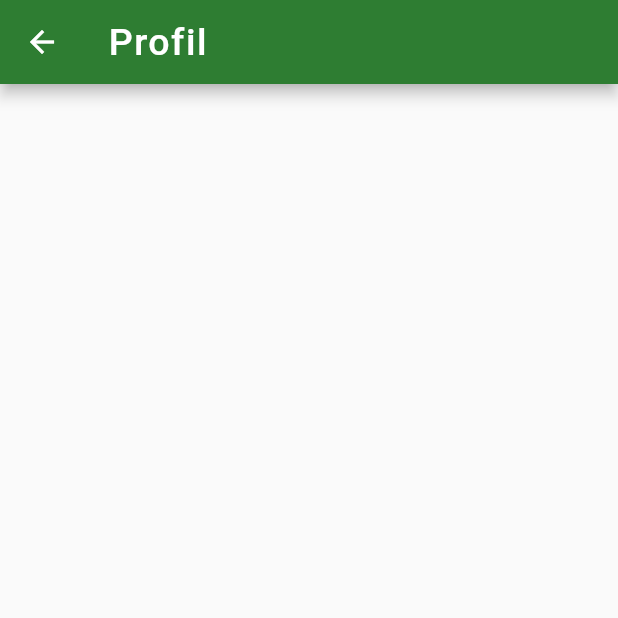
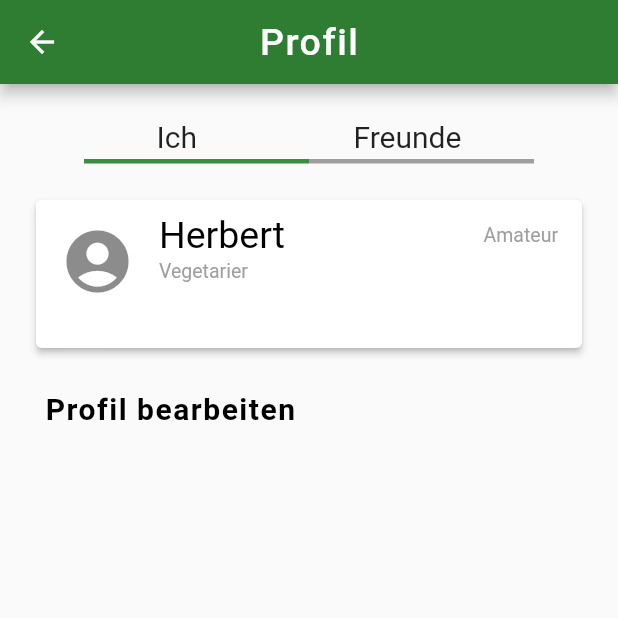
Before and after one commit to kit-recipe-app/front-end, a Flutter app: the ProfilMainPage screen opened directly, on a phone screen of 412 x 824 dp, the top half of it. Run offline on Flutter 3.47's test engine with Material 2 defaults, Android fonts, the phone set to English and light mode, and no system bars.

Commit message:
Habe die Profil Seite weitergestaltet, habe ein paar Platzhalter eingebaut

```diff
--- a/flutter_frontend_recipes/lib/content_examples/initiating_examples.dart
+++ b/flutter_frontend_recipes/lib/content_examples/initiating_examples.dart
@@ -27,11 +27,16 @@ class InitiatingExamples {
 
 
    void createProfiles() {
-    Profile profileOfHerbert = Profile(name: 'Herbert', vegetarian: true);
-    Profile profileOfMargritt = Profile(name: 'Margritt', vegetarian: false);
-    Profile profileOfLucas= Profile(name: 'Lucas', vegetarian: false);
-    Profile profileOfTim = Profile(name: 'Tim', vegetarian: false);
-    Profile profileOfMaria = Profile(name: 'Maria', vegetarian: true);
+    Profile profileOfHerbert = Profile(name: 'Herbert',
+        vegetarian: true, levelOfCooking: 'Amateur');
+    Profile profileOfMargritt = Profile(name: 'Margritt',
+        vegetarian: false, levelOfCooking: 'Profi');
+    Profile profileOfLucas= Profile(name: 'Lucas',
+        vegetarian: false, levelOfCooking: 'Amateur');
+    Profile profileOfTim = Profile(name: 'Tim',
+        vegetarian: false, levelOfCooking: 'Fortgeschritten');
+    Profile profileOfMaria = Profile(name: 'Maria',
+        vegetarian: true, levelOfCooking: 'Amateur');
 
     exampleProfiles.add(profileOfHerbert);
     exampleProfiles.add(profileOfMargritt);
--- a/flutter_frontend_recipes/lib/main.dart
+++ b/flutter_frontend_recipes/lib/main.dart
@@ -33,12 +33,12 @@ class _LayoutWidgetState extends State<LayoutWidget> {
   int _currentIndex = 0;
   final List<Widget> _pages = <Widget>[
     const MainPageFeed(title: 'MVP Recipe App - Startpage'),
-    ProfilMainPage(),
-    MainPageShoppingLists(),
     Container(
       color: Colors.amber,
-      child: const Text('Profil'),
+      child: const Text('Rezept'),
     ),
+    MainPageShoppingLists(),
+    ProfilMainPage(),
   ];
   @override
   Widget build(BuildContext context) {
--- /dev/null
+++ b/flutter_frontend_recipes/lib/pages/profile/current-profil-card.dart
@@ -0,0 +1,71 @@
+import 'package:flutter/material.dart';
+import 'package:flutter_frontend_recipes/pages/profile/example_profile.dart';
+
+import '../../constants/colors.dart';
+import '../../constants/font_styles.dart';
+import '../../constants/icon_designs.dart';
+
+
+class CurrentProfilCard {
+
+  Profile currentProfile;
+
+  CurrentProfilCard({ required this.currentProfile}) {
+  }
+
+  String vegetarian = 'Vegetarier';
+  String noVegetarian = 'Standard mit Fleisch';
+
+  ColorDesigns colorDesigns = ColorDesigns();
+  FontStyles fontStyles = FontStyles();
+  IconDesigns iconDesigns = IconDesigns();
+
+  String allergiesAndPreferencesToText() {
+    String description = '';
+    if (currentProfile.vegetarian) {
+      description += vegetarian;
+    }
+    else {
+      description += noVegetarian;
+    }
+
+
+    return description;
+  }
+
+  Card returnCard() {
+
+    return Card(
+      elevation: 2,
+      child: ListTile(
+        leading: Icon(
+            iconDesigns.profilePageIcon,
+          size: 50,
+        ),
+        title: Padding(
+          padding: const EdgeInsets.fromLTRB(0, 5, 0, 2),
+          child: Text(
+            currentProfile.name,
+            style: fontStyles.bigText,
+          ),
+        ),
+        subtitle: Column(
+          crossAxisAlignment: CrossAxisAlignment.start,
+          children: [
+            Text(
+              allergiesAndPreferencesToText(),
+              style: fontStyles.subtitleForTiles,
+            ),
+            const SizedBox(height: 40),
+          ],
+        ),
+        trailing: Text(
+          currentProfile.levelOfCooking,
+          style: fontStyles.subtitleForTiles,
+        ),
+      ),
+    );
+  }
+
+
+}
--- a/flutter_frontend_recipes/lib/pages/profile/example_profile.dart
+++ b/flutter_frontend_recipes/lib/pages/profile/example_profile.dart
@@ -9,8 +9,10 @@ class Profile {
   String name;
   bool vegetarian;
   String description = '';
+  String levelOfCooking;
 
-  Profile({required this.name, required this.vegetarian}) {
+  Profile({required this.name, required this.vegetarian,
+    required this.levelOfCooking}) {
 
   }
 
--- a/flutter_frontend_recipes/lib/pages/profile/main-page-profile.dart
+++ b/flutter_frontend_recipes/lib/pages/profile/main-page-profile.dart
@@ -5,7 +5,9 @@ import 'package:flutter_frontend_recipes/constants/colors.dart';
 import 'package:flutter_frontend_recipes/constants/font_styles.dart';
 import 'package:flutter_frontend_recipes/constants/icon_designs.dart';
 import 'package:flutter_frontend_recipes/content_examples/initiating_examples.dart';
+import 'package:flutter_frontend_recipes/pages/profile/profil-page-appbar.dart';
 
+import 'current-profil-card.dart';
 import 'example_profile.dart';
 
 class ProfilMainPage extends StatelessWidget {
@@ -20,25 +22,91 @@ class ProfilMainPage extends StatelessWidget {
   FontStyles fontStyles = FontStyles();
   IconDesigns iconDesigns = IconDesigns();
 
-  String mainPageTitle = 'Profil';
+  // das hier muss irgendwie besser gemacht werden wegen Code Duplikate
+  BuildProfiLAppBar buildProfiLAppBar = BuildProfiLAppBar();
+  CurrentProfilCard currentProfilCard = CurrentProfilCard(currentProfile: InitiatingExamples().exampleProfiles[0]);
+   //
+
+  // wird später nicht mehr benötigt
+  String meTab = 'Ich';
+  String friendsTab = 'Freunde';
+  //
+
+  String changeProfile = 'Profil bearbeiten';
 
   @override
   Widget build(BuildContext context) {
     return Scaffold(
-      appBar: AppBar(
-        backgroundColor: colorDesigns.appBarBGColor,
-        title: Text(
-            mainPageTitle,
-          style: fontStyles.appBarText,
-        ),
-      ),
-
+      appBar: buildProfiLAppBar.profilAppBar(),
       body: Column(
         children: [
 
+
+          // die SizedBox ist nur ein Platzhalter
+          SizedBox(
+            height: 50,
+            child: Padding(
+              padding: const EdgeInsets.only(top: 20),
+              child: Row(
+                mainAxisAlignment: MainAxisAlignment.spaceEvenly,
+                children: [
+                  Text(
+                    meTab,
+                    style: const TextStyle(
+                      fontSize: 20,
+                    ),
+                  ),
+                  Text(
+                    friendsTab,
+                    style: const TextStyle(
+                      fontSize: 20,
+                    ),
+                  ),
+                ],
+              ),
+            ),
+          ),
+
+          // Container ist auch nur Platzhalter
+          Row(
+            mainAxisAlignment: MainAxisAlignment.center,
+            children: [
+              Container(
+                color: Colors.green[700],
+                height: 3,
+                width: 150,
+              ),
+              Container(
+                color: Colors.grey,
+                height: 3,
+                width: 150,
+              ),
+            ],
+          ),
+
+
+          Padding(
+            padding: const EdgeInsets.all(20),
+            child: currentProfilCard.returnCard(),
+          ),
+          Row(
+            children: [
+              Padding(
+                padding: const EdgeInsets.fromLTRB(30, 5, 10, 20),
+                child: Text(
+                  changeProfile,
+                  style: fontStyles.titleText,
+                ),
+              ),
+            ],
+          ),
+
+          const Padding(
+              padding: EdgeInsets.all(10),
+          ),
+
         ],
       ),
-
     );
   }
 }
--- /dev/null
+++ b/flutter_frontend_recipes/lib/pages/profile/profil-page-appbar.dart
@@ -0,0 +1,29 @@
+import 'package:flutter/material.dart';
+
+import '../../constants/colors.dart';
+import '../../constants/font_styles.dart';
+import '../../constants/icon_designs.dart';
+
+
+
+class BuildProfiLAppBar {
+
+  ColorDesigns colorDesigns = ColorDesigns();
+  FontStyles fontStyles = FontStyles();
+  IconDesigns iconDesigns = IconDesigns();
+
+  String mainPageTitle = 'Profil';
+
+  AppBar profilAppBar() {
+    return AppBar(
+      centerTitle: true,
+      backgroundColor: colorDesigns.appBarBGColor,
+      title: Text(
+        mainPageTitle,
+        style: fontStyles.appBarText,
+      ),
+
+    );
+  }
+
+}
```
